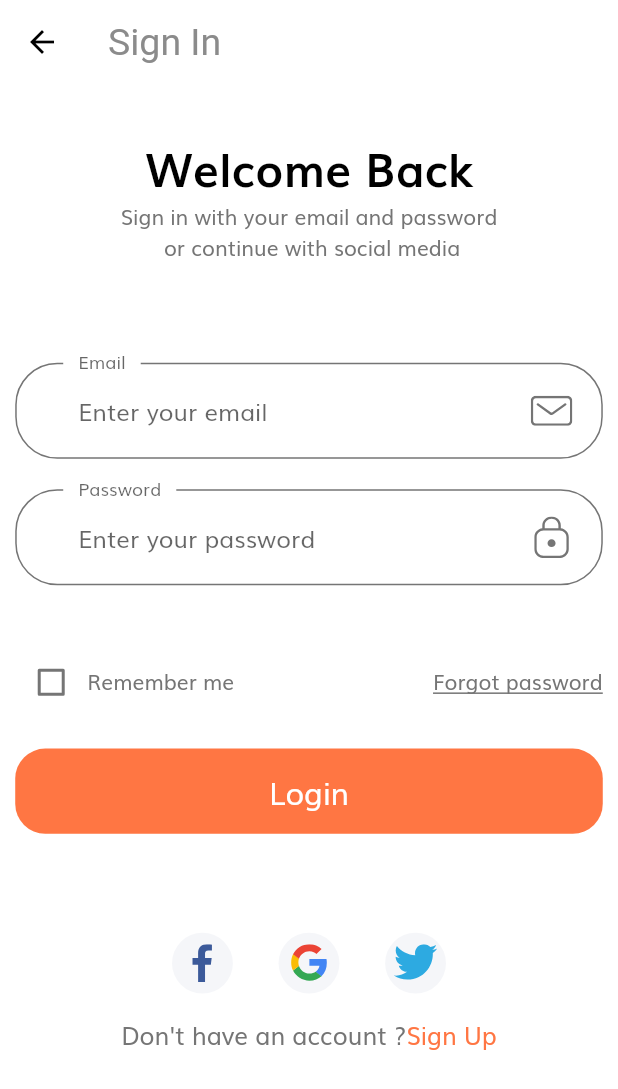
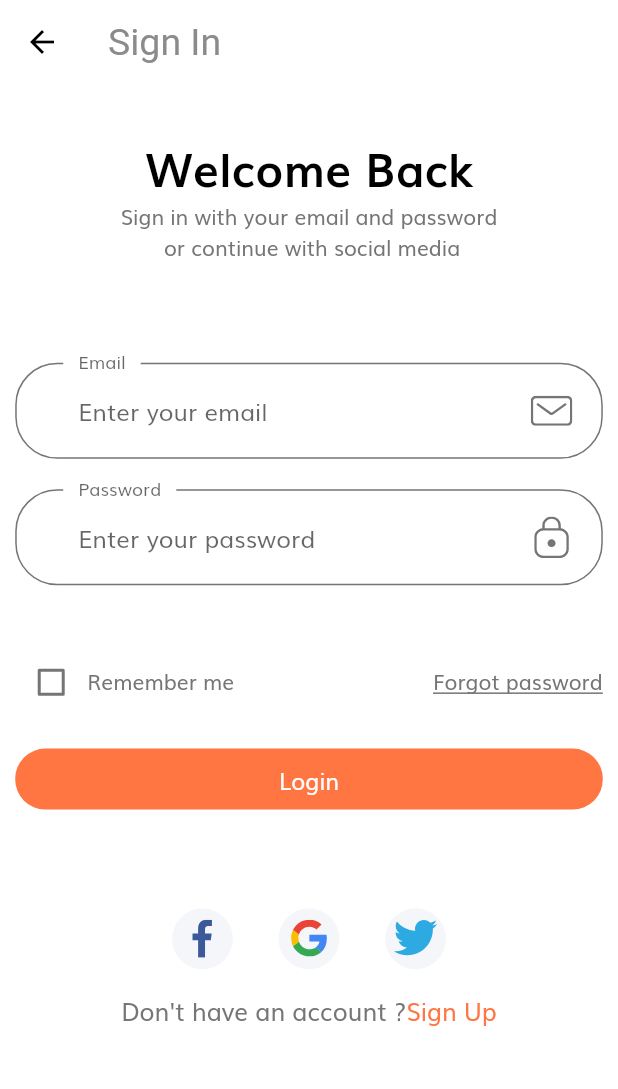
Before and after one commit to DelRoos/e-commerce-themplate, a Flutter app: the screen it shows after launch, after a tap on "Continue", on a phone screen of 412 x 824 dp. Shown: the top 1089 px of the screen. Run offline on Flutter 3.47's test engine with Material 2 defaults, Android fonts, the phone set to English and light mode, and no system bars; our stand-ins replace flutter_svg.

Commit message:
sign In complete

```diff
--- a/lib/components/default_button.dart
+++ b/lib/components/default_button.dart
@@ -16,7 +16,7 @@ class DefaultButton extends StatelessWidget {
   Widget build(BuildContext context) {
     return SizedBox(
       width: double.infinity,
-      height: getProportionalHeight(56),
+      height: getProportionalHeight(40),
       child: FlatButton(
         shape: RoundedRectangleBorder(borderRadius: BorderRadius.circular(20)),
         color: kPrimaryColor,
@@ -24,7 +24,7 @@ class DefaultButton extends StatelessWidget {
         child: Text(
           text,
           style: TextStyle(
-            fontSize: getProportionalWidth(40),
+            fontSize: getProportionalWidth(30),
             color: Colors.white,
           ),
         ),
--- /dev/null
+++ b/lib/components/no_account_text.dart
@@ -0,0 +1,35 @@
+import 'package:e_commerce/constants.dart';
+import 'package:e_commerce/screens/forget_password/forgot_password_screen.dart';
+import 'package:e_commerce/size_config.dart';
+import 'package:flutter/material.dart';
+
+class NoAccount extends StatelessWidget {
+  const NoAccount({
+    Key? key,
+  }) : super(key: key);
+
+  @override
+  Widget build(BuildContext context) {
+    return Row(
+      mainAxisAlignment: MainAxisAlignment.center,
+      children: <Widget>[
+        Text(
+          "Don't have an account ?",
+          style: TextStyle(
+            fontSize: getProportionalWidth(16 * 2),
+          ),
+        ),
+        GestureDetector(
+          onTap: () {},
+          child: Text(
+            "Sign Up",
+            style: TextStyle(
+              fontSize: getProportionalWidth(16 * 2),
+              color: kPrimaryColor,
+            ),
+          ),
+        ),
+      ],
+    );
+  }
+}
--- a/lib/routs.dart
+++ b/lib/routs.dart
@@ -1,3 +1,5 @@
+import 'package:e_commerce/screens/forget_password/forgot_password_screen.dart';
+import 'package:e_commerce/screens/login_success/login_success_sreen.dart';
 import 'package:e_commerce/screens/sign_in/sign_in.dart';
 import 'package:e_commerce/screens/splash/splash_screen.dart';
 import 'package:flutter/widgets.dart';
@@ -5,4 +7,6 @@ import 'package:flutter/widgets.dart';
 final Map<String, WidgetBuilder> routes = {
   SplashScreen.routeName: (context) => SplashScreen(),
   SignInScreen.routeName: (context) => SignInScreen(),
+  ForgotPasswordScreen.routeName: (context) => ForgotPasswordScreen(),
+  LoginSuccessScreen.routeName: (context) => LoginSuccessScreen(),
 };
--- a/lib/screens/sign_in/components/body.dart
+++ b/lib/screens/sign_in/components/body.dart
@@ -1,5 +1,5 @@
+import 'package:e_commerce/components/no_account_text.dart';
 import 'package:e_commerce/components/social_card.dart';
-import 'package:e_commerce/constants.dart';
 import 'package:e_commerce/screens/sign_in/components/sign_in_form.dart';
 import 'package:e_commerce/size_config.dart';
 import 'package:flutter/material.dart';
@@ -61,24 +61,7 @@ class Body extends StatelessWidget {
                 SizedBox(
                   height: getProportionalWidth(20 + 10),
                 ),
-                Row(
-                  mainAxisAlignment: MainAxisAlignment.center,
-                  children: <Widget>[
-                    Text(
-                      "Don't have an account ?",
-                      style: TextStyle(
-                        fontSize: getProportionalWidth(16 * 2),
-                      ),
-                    ),
-                    Text(
-                      "Sign Up",
-                      style: TextStyle(
-                        fontSize: getProportionalWidth(16 * 2),
-                        color: kPrimaryColor,
-                      ),
-                    ),
-                  ],
-                ),
+                NoAccount(),
               ],
             ),
           ),
--- a/lib/screens/sign_in/components/sign_in_form.dart
+++ b/lib/screens/sign_in/components/sign_in_form.dart
@@ -2,6 +2,8 @@ import 'package:e_commerce/components/custom_surffix_icon.dart';
 import 'package:e_commerce/components/default_button.dart';
 import 'package:e_commerce/components/form_error_text.dart';
 import 'package:e_commerce/constants.dart';
+import 'package:e_commerce/screens/forget_password/forgot_password_screen.dart';
+import 'package:e_commerce/screens/login_success/login_success_sreen.dart';
 import 'package:e_commerce/size_config.dart';
 import 'package:flutter/material.dart';
 
@@ -48,10 +50,14 @@ class _SignFormState extends State<SignForm> {
                   }),
               Text("Remember me"),
               Spacer(),
-              Text(
-                "Forgot password",
-                style: TextStyle(
-                  decoration: TextDecoration.underline,
+              GestureDetector(
+                onTap: () => Navigator.popAndPushNamed(
+                    context, ForgotPasswordScreen.routeName),
+                child: Text(
+                  "Forgot password",
+                  style: TextStyle(
+                    decoration: TextDecoration.underline,
+                  ),
                 ),
               ),
             ],
@@ -64,6 +70,8 @@ class _SignFormState extends State<SignForm> {
               press: () {
                 if (_formKey.currentState!.validate()) {
                   _formKey.currentState!.save();
+                  Navigator.popAndPushNamed(
+                      context, LoginSuccessScreen.routeName);
                 }
               }),
         ],
@@ -77,12 +85,12 @@ class _SignFormState extends State<SignForm> {
       obscureText: true,
       keyboardType: TextInputType.emailAddress,
       onChanged: (value) {
-        if (value.isEmpty && !errors.contains(kPassNullError)) {
+        if (value.isNotEmpty && errors.contains(kPassNullError)) {
           setState(() {
             errors.remove(kPassNullError);
           });
           return null;
-        } else if (value.length < 8 && !errors.contains(kShortPassError)) {
+        } else if (!(value.length < 8) && errors.contains(kShortPassError)) {
           setState(() {
             errors.remove(kShortPassError);
           });
@@ -93,11 +101,12 @@ class _SignFormState extends State<SignForm> {
           setState(() {
             errors.add(kPassNullError);
           });
-          return null;
+          return "";
         } else if (value.length < 8 && !errors.contains(kShortPassError)) {
           setState(() {
             errors.add(kShortPassError);
           });
+          return "";
         }
       },
       decoration: InputDecoration(
@@ -115,13 +124,13 @@ class _SignFormState extends State<SignForm> {
     return TextFormField(
       onSaved: (value) => email = value!,
       onChanged: (value) {
-        if (value.isEmpty && !errors.contains(kEmailNullError)) {
+        if (value.isEmpty && errors.contains(kEmailNullError)) {
           setState(() {
             errors.remove(kEmailNullError);
           });
           return null;
-        } else if (!emailValidatorRegExp.hasMatch(value) &&
-            !errors.contains(kInvalidEmailError)) {
+        } else if (emailValidatorRegExp.hasMatch(value) &&
+            errors.contains(kInvalidEmailError)) {
           setState(() {
             errors.remove(kInvalidEmailError);
           });
@@ -133,12 +142,13 @@ class _SignFormState extends State<SignForm> {
           setState(() {
             errors.add(kEmailNullError);
           });
-          return null;
+          return "";
         } else if (!emailValidatorRegExp.hasMatch(value) &&
             !errors.contains(kInvalidEmailError)) {
           setState(() {
             errors.remove(kInvalidEmailError);
           });
+          return "";
         }
       },
       decoration: InputDecoration(
--- a/lib/screens/splash/components/splash_content.dart
+++ b/lib/screens/splash/components/splash_content.dart
@@ -21,7 +21,7 @@ class SplashContent extends StatelessWidget {
         Text(
           "UltraMerch",
           style: TextStyle(
-            fontSize: getProportionalWidth(36 * 2),
+            fontSize: getProportionalWidth(36 * 1),
             color: kPrimaryColor,
             fontWeight: FontWeight.bold,
           ),
@@ -31,12 +31,12 @@ class SplashContent extends StatelessWidget {
           textAlign: TextAlign.center,
         ),
         Spacer(
-          flex: 3,
+          flex: 2,
         ),
         Image.asset(
           image,
           height: getProportionalHeight(265),
-          width: getProportionalWidth(235 * 2.5),
+          width: getProportionalWidth(235 * 2),
         )
       ],
     );
```
Also changed, not shown: lib/screens/forget_password/components/body.dart (added, +128 -0 lines), lib/screens/forget_password/forgot_password_screen.dart (added, +23 -0 lines), lib/screens/login_success/login_success_sreen.dart (added, +16 -0 lines), lib/screens/login_success/body.dart (added).
